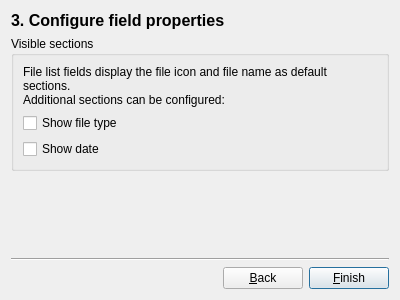
Qt form ui/filesfieldwizard.ui (giowck/symphytum) before a commit.
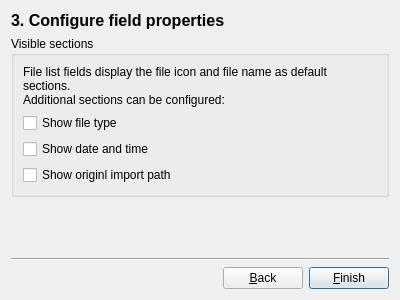
The same form after that commit.

Commit message: Add original directory import path for file type, closes #57 (#71)

The edit to the form file:
```diff
--- a/ui/filesfieldwizard.ui
+++ b/ui/filesfieldwizard.ui
@@ -58,7 +58,17 @@
       <item>
        <widget class="QCheckBox" name="dateCheckBox">
         <property name="text">
-         <string>Show date</string>
+         <string>Show date and time</string>
+        </property>
+       </widget>
+      </item>
+      <item>
+       <widget class="QCheckBox" name="originalPathCheckBox">
+        <property name="toolTip">
+         <string>save the original directory path from which a file was imported</string>
+        </property>
+        <property name="text">
+         <string>Show originl import path</string>
         </property>
        </widget>
       </item>
```
Left out of the diff: 5 changed lines with no effect on the pictures. The commit also changes 16 other files.
